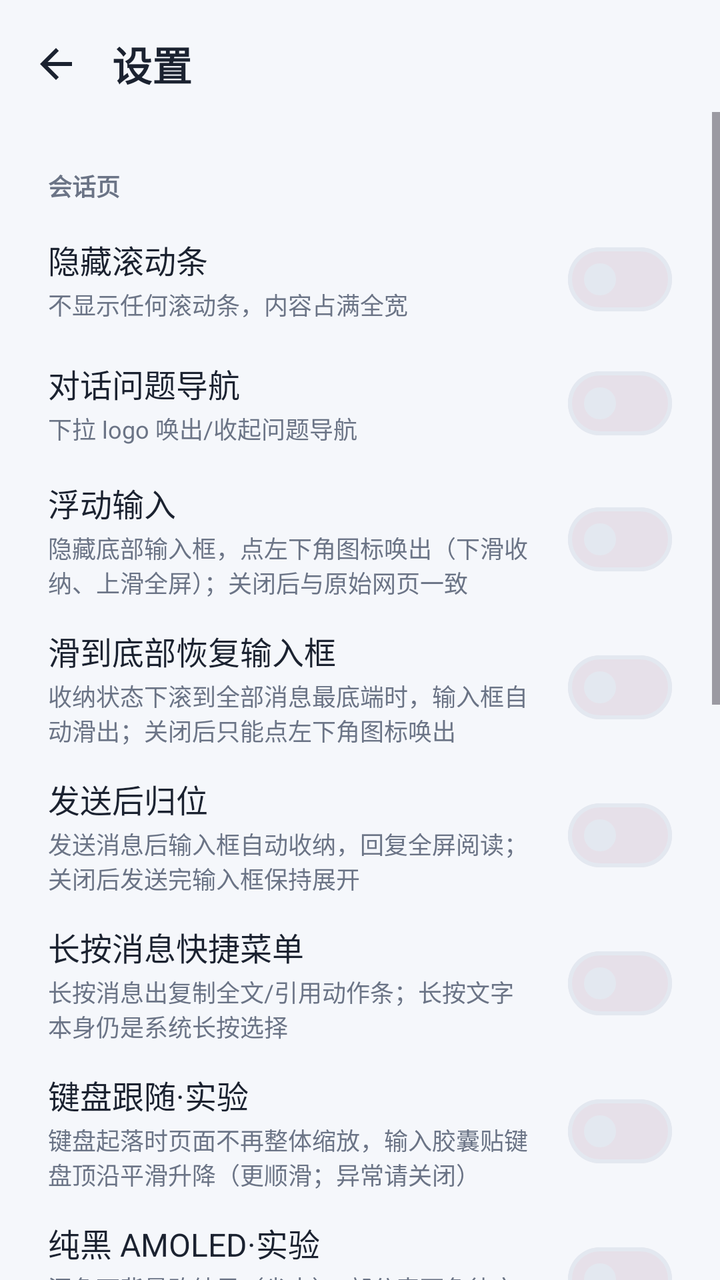
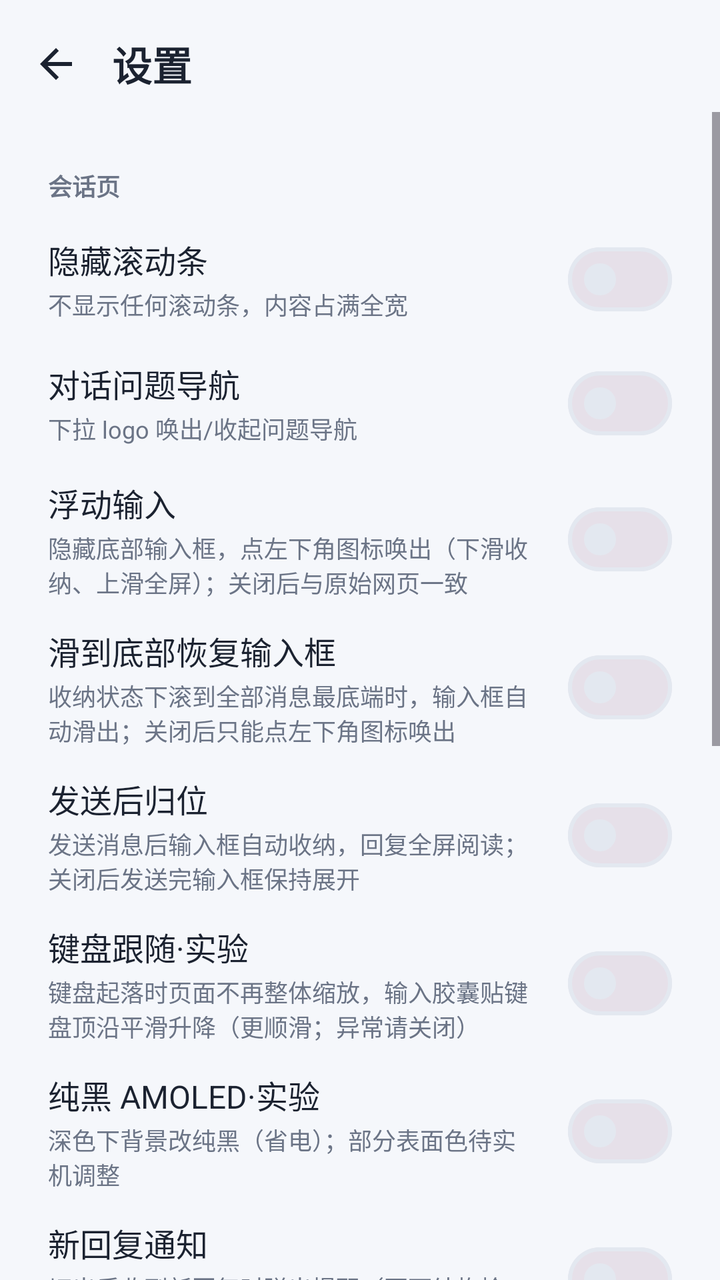

Screens rendered from an Android XML layout before and after an edit, with the pre-edit source and the edit as a unified diff.
<!-- AndroidManifest.xml: application theme Theme.ZCodeRemote -->
<!-- res/layout/activity_settings.xml -->
<?xml version="1.0" encoding="utf-8"?>
<LinearLayout xmlns:android="http://schemas.android.com/apk/res/android"
    xmlns:app="http://schemas.android.com/apk/res-auto"
    android:layout_width="match_parent"
    android:layout_height="match_parent"
    android:fitsSystemWindows="true"
    android:orientation="vertical">

    
    <LinearLayout
        android:layout_width="match_parent"
        android:layout_height="wrap_content"
        android:gravity="center_vertical"
        android:orientation="horizontal"
        android:paddingStart="8dp"
        android:paddingTop="12dp"
        android:paddingEnd="16dp"
        android:paddingBottom="4dp">

        <ImageButton
            android:id="@+id/btnBack"
            android:layout_width="40dp"
            android:layout_height="40dp"
            android:background="?attr/selectableItemBackgroundBorderless"
            android:contentDescription="@string/back_home"
            android:padding="10dp"
            android:src="@drawable/ic_arrow_back"
            app:tint="@color/text_primary" />

        <TextView
            android:layout_width="wrap_content"
            android:layout_height="wrap_content"
            android:layout_marginStart="8dp"
            android:text="@string/settings_title"
            android:textColor="@color/text_primary"
            android:textSize="20sp"
            android:textStyle="bold" />
    </LinearLayout>

    <ScrollView
        android:layout_width="match_parent"
        android:layout_height="0dp"
        android:layout_weight="1">

        <LinearLayout
            android:layout_width="match_parent"
            android:layout_height="wrap_content"
            android:orientation="vertical"
            android:padding="24dp">

            
            <TextView
                style="@style/SettingsGroupLabel"
                android:text="@string/settings_section_page" />

            <LinearLayout style="@style/SettingsRow">
                <LinearLayout style="@style/SettingsRowText">
                    <TextView
                        style="@style/SettingsRowTitle"
                        android:text="@string/settings_hide_scrollbar" />
                    <TextView
                        style="@style/SettingsRowSubtitle"
                        android:text="@string/settings_hide_scrollbar_sub" />
                </LinearLayout>
                <com.google.android.material.materialswitch.MaterialSwitch
                    android:id="@+id/switchScrollbar"
                    android:layout_width="wrap_content"
                    android:layout_height="wrap_content" />
            </LinearLayout>

            <LinearLayout style="@style/SettingsRow">
                <LinearLayout style="@style/SettingsRowText">
                    <TextView
                        style="@style/SettingsRowTitle"
                        android:text="@string/settings_turn_nav" />
                    <TextView
                        style="@style/SettingsRowSubtitle"
                        android:text="@string/settings_turn_nav_sub" />
                </LinearLayout>
                <com.google.android.material.materialswitch.MaterialSwitch
                    android:id="@+id/switchNavigator"
                    android:layout_width="wrap_content"
                    android:layout_height="wrap_content" />
            </LinearLayout>

            <LinearLayout style="@style/SettingsRow">
                <LinearLayout style="@style/SettingsRowText">
                    <TextView
                        style="@style/SettingsRowTitle"
                        android:text="@string/settings_floating_input" />
                    <TextView
                        style="@style/SettingsRowSubtitle"
                        android:text="@string/settings_floating_input_sub" />
                </LinearLayout>
                <com.google.android.material.materialswitch.MaterialSwitch
                    android:id="@+id/switchFloatingInput"
                    android:layout_width="wrap_content"
                    android:layout_height="wrap_content" />
            </LinearLayout>

            <LinearLayout style="@style/SettingsRow">
                <LinearLayout style="@style/SettingsRowText">
                    <TextView
                        style="@style/SettingsRowTitle"
                        android:text="@string/settings_restore_on_bottom" />
                    <TextView
                        style="@style/SettingsRowSubtitle"
                        android:text="@string/settings_restore_on_bottom_sub" />
                </LinearLayout>
                <com.google.android.material.materialswitch.MaterialSwitch
                    android:id="@+id/switchRestoreOnBottom"
                    android:layout_width="wrap_content"
                    android:layout_height="wrap_content" />
            </LinearLayout>

            <LinearLayout style="@style/SettingsRow">
                <LinearLayout style="@style/SettingsRowText">
                    <TextView
                        style="@style/SettingsRowTitle"
                        android:text="@string/settings_send_minimize" />
                    <TextView
                        style="@style/SettingsRowSubtitle"
                        android:text="@string/settings_send_minimize_sub" />
                </LinearLayout>
                <com.google.android.material.materialswitch.MaterialSwitch
                    android:id="@+id/switchSendMinimize"
                    android:layout_width="wrap_content"
                    android:layout_height="wrap_content" />
            </LinearLayout>

            <LinearLayout style="@style/SettingsRow">
                <LinearLayout style="@style/SettingsRowText">
                    <TextView
                        style="@style/SettingsRowTitle"
                        android:text="@string/settings_long_press_menu" />
                    <TextView
                        style="@style/SettingsRowSubtitle"
                        android:text="@string/settings_long_press_menu_sub" />
                </LinearLayout>
                <com.google.android.material.materialswitch.MaterialSwitch
                    android:id="@+id/switchLongPressMenu"
                    android:layout_width="wrap_content"
                    android:layout_height="wrap_content" />
            </LinearLayout>

            <LinearLayout style="@style/SettingsRow">
                <LinearLayout style="@style/SettingsRowText">
                    <TextView
                        style="@style/SettingsRowTitle"
                        android:text="@string/settings_kb_follow_exp" />
                    <TextView
                        style="@style/SettingsRowSubtitle"
                        android:text="@string/settings_kb_follow_exp_sub" />
                </LinearLayout>
                <com.google.android.material.materialswitch.MaterialSwitch
                    android:id="@+id/switchKbFollowExp"
                    android:layout_width="wrap_content"
                    android:layout_height="wrap_content" />
            </LinearLayout>

            <LinearLayout style="@style/SettingsRow">
                <LinearLayout style="@style/SettingsRowText">
                    <TextView
                        style="@style/SettingsRowTitle"
                        android:text="@string/settings_amoled_black" />
                    <TextView
                        style="@style/SettingsRowSubtitle"
                        android:text="@string/settings_amoled_black_sub" />
                </LinearLayout>
                <com.google.android.material.materialswitch.MaterialSwitch
                    android:id="@+id/switchAmoledBlack"
                    android:layout_width="wrap_content"
                    android:layout_height="wrap_content" />
            </LinearLayout>

            <LinearLayout style="@style/SettingsRow">
                <LinearLayout style="@style/SettingsRowText">
                    <TextView
                        style="@style/SettingsRowTitle"
                        android:text="@string/settings_notify_reply" />
                    <TextView
                        style="@style/SettingsRowSubtitle"
                        android:text="@string/settings_notify_reply_sub" />
                </LinearLayout>
                <com.google.android.material.materialswitch.MaterialSwitch
                    android:id="@+id/switchNotifyReply"
                    android:layout_width="wrap_content"
                    android:layout_height="wrap_content" />
            </LinearLayout>

            
            <LinearLayout
                android:id="@+id/notifyStatusRow"
                style="@style/SettingsRow">
                <LinearLayout style="@style/SettingsRowText">
                    <TextView
                        style="@style/SettingsRowTitle"
                        android:text="@string/settings_notify_status" />
                    <TextView
                        android:id="@+id/notifyStatusText"
                        style="@style/SettingsRowSubtitle" />
                </LinearLayout>
                <Button
                    android:id="@+id/btnNotifyStatus"
                    style="@style/Widget.Material3.Button.TextButton"
                    android:layout_width="wrap_content"
                    android:layout_height="wrap_content"
                    android:text="@string/notify_denied_action" />
            </LinearLayout>

            <View style="@style/SettingsDivider" />

            
            <TextView
                style="@style/SettingsGroupLabel"
                android:text="@string/settings_section_alive" />

            <LinearLayout style="@style/SettingsRow">
                <LinearLayout style="@style/SettingsRowText">
                    <TextView
                        style="@style/SettingsRowTitle"
                        android:text="@string/settings_keep_alive" />
                    <TextView
                        style="@style/SettingsRowSubtitle"
                        android:text="@string/settings_keep_alive_sub" />
                </LinearLayout>
                <com.google.android.material.materialswitch.MaterialSwitch
                    android:id="@+id/switchKeepAlive"
                    android:layout_width="wrap_content"
                    android:layout_height="wrap_content" />
            </LinearLayout>

            <RadioGroup
                android:id="@+id/radioDuration"
                android:layout_width="match_parent"
                android:layout_height="wrap_content"
                android:layout_marginStart="8dp"
                android:orientation="horizontal">

                <com.google.android.material.radiobutton.MaterialRadioButton
                    android:id="@+id/radio5"
                    android:layout_width="wrap_content"
                    android:layout_height="wrap_content"
                    android:text="@string/duration_5"
                    android:textColor="@color/text_primary" />

                <com.google.android.material.radiobutton.MaterialRadioButton
                    android:id="@+id/radio10"
                    android:layout_width="wrap_content"
                    android:layout_height="wrap_content"
                    android:layout_marginStart="16dp"
                    android:text="@string/duration_10"
                    android:textColor="@color/text_primary" />

                <com.google.android.material.radiobutton.MaterialRadioButton
                    android:id="@+id/radio30"
                    android:layout_width="wrap_content"
                    android:layout_height="wrap_content"
                    android:layout_marginStart="16dp"
                    android:text="@string/duration_30"
                    android:textColor="@color/text_primary" />
            </RadioGroup>

            <View style="@style/SettingsDivider" />

            
            <TextView
                style="@style/SettingsGroupLabel"
                android:text="@string/settings_section_display" />

            <LinearLayout style="@style/SettingsRow">
                <LinearLayout style="@style/SettingsRowText">
                    <TextView
                        style="@style/SettingsRowTitle"
                        android:text="@string/settings_zoom" />
                    <TextView
                        style="@style/SettingsRowSubtitle"
                        android:text="@string/settings_zoom_sub" />
                </LinearLayout>
            </LinearLayout>

            <LinearLayout
                android:layout_width="match_parent"
                android:layout_height="wrap_content"
                android:gravity="center_vertical"
                android:orientation="horizontal">

                <com.google.android.material.slider.Slider
                    android:id="@+id/sliderZoom"
                    android:layout_width="0dp"
                    android:layout_height="wrap_content"
                    android:layout_weight="1"
                    android:stepSize="5"
                    android:valueFrom="80"
                    android:valueTo="150" />

                <TextView
                    android:id="@+id/zoomValue"
                    android:layout_width="52dp"
                    android:layout_height="wrap_content"
                    android:gravity="end"
                    android:textColor="@color/text_primary"
                    android:textSize="14sp"
                    android:textStyle="bold" />
            </LinearLayout>

            <TextView
                android:layout_width="match_parent"
                android:layout_height="wrap_content"
                android:layout_marginTop="28dp"
                android:gravity="center"
                android:text="@string/settings_note"
                android:textColor="@color/text_secondary"
                android:textSize="11sp" />
        </LinearLayout>
    </ScrollView>
</LinearLayout>
<!-- resources referenced by this layout -->
<resources>
  <color name="text_primary">#1B2230</color>
  <color name="text_secondary">#6B7486</color>
  <string name="back_home">返回入口页</string>
  <string name="duration_10">10 分钟</string>
  <string name="duration_30">30 分钟</string>
  <string name="duration_5">5 分钟</string>
  <string name="notify_denied_action">去开启</string>
  <string name="settings_amoled_black">纯黑 AMOLED·实验</string>
  <string name="settings_amoled_black_sub">深色下背景改纯黑（省电）；部分表面色待实机调整</string>
  <string name="settings_floating_input">浮动输入</string>
  <string name="settings_floating_input_sub">隐藏底部输入框，点左下角图标唤出（下滑收纳、上滑全屏）；关闭后与原始网页一致</string>
  <string name="settings_hide_scrollbar">隐藏滚动条</string>
  <string name="settings_hide_scrollbar_sub">不显示任何滚动条，内容占满全宽</string>
  <string name="settings_kb_follow_exp">键盘跟随·实验</string>
  <string name="settings_kb_follow_exp_sub">键盘起落时页面不再整体缩放，输入胶囊贴键盘顶沿平滑升降（更顺滑；异常请关闭）</string>
  <string name="settings_keep_alive">切出后保持连接</string>
  <string name="settings_keep_alive_sub">保活期间进程不被回收，回来不用重连</string>
  <string name="settings_long_press_menu">长按消息快捷菜单</string>
  <string name="settings_long_press_menu_sub">长按消息出"复制全文/引用"动作条；长按文字本身仍是系统长按选择</string>
  <string name="settings_note">除"界面缩放"外，其余开关在返回会话时即时生效</string>
  <string name="settings_notify_reply">新回复通知</string>
  <string name="settings_notify_reply_sub">切出后收到新回复时弹出提醒（页面结构检测，可能误报）</string>
  <string name="settings_notify_status">通知权限</string>
  <string name="settings_restore_on_bottom">滑到底部恢复输入框</string>
  <string name="settings_restore_on_bottom_sub">收纳状态下滚到全部消息最底端时，输入框自动滑出；关闭后只能点左下角图标唤出</string>
  <string name="settings_section_alive">后台保活</string>
  <string name="settings_section_display">显示</string>
  <string name="settings_section_page">会话页</string>
  <string name="settings_send_minimize">发送后归位</string>
  <string name="settings_send_minimize_sub">发送消息后输入框自动收纳，回复全屏阅读；关闭后发送完输入框保持展开</string>
  <string name="settings_title">设置</string>
  <string name="settings_turn_nav">对话问题导航</string>
  <string name="settings_turn_nav_sub">下拉 logo 唤出/收起问题导航</string>
  <string name="settings_zoom">界面缩放</string>
  <string name="settings_zoom_sub">会话页整体放大缩小（重新进入会话生效）</string>
  <style name="SettingsDivider">
          <item name="android:layout_width">match_parent</item>
          <item name="android:layout_height">1dp</item>
          <item name="android:layout_marginTop">20dp</item>
          <item name="android:layout_marginBottom">16dp</item>
          <item name="android:background">@color/stroke</item>
      </style>
  <style name="SettingsRow">
          <item name="android:layout_width">match_parent</item>
          <item name="android:layout_height">wrap_content</item>
          <item name="android:layout_marginTop">14dp</item>
          <item name="android:gravity">center_vertical</item>
          <item name="android:orientation">horizontal</item>
      </style>
  <style name="SettingsRowSubtitle">
          <item name="android:layout_width">match_parent</item>
          <item name="android:layout_height">wrap_content</item>
          <item name="android:layout_marginTop">2dp</item>
          <item name="android:textColor">@color/text_secondary</item>
          <item name="android:textSize">12sp</item>
      </style>
  <style name="SettingsRowText">
          <item name="android:layout_width">0dp</item>
          <item name="android:layout_height">wrap_content</item>
          <item name="android:layout_weight">1</item>
          <item name="android:layout_marginEnd">16dp</item>
          <item name="android:orientation">vertical</item>
      </style>
  <style name="SettingsRowTitle">
          <item name="android:layout_width">match_parent</item>
          <item name="android:layout_height">wrap_content</item>
          <item name="android:textColor">@color/text_primary</item>
          <item name="android:textSize">16sp</item>
      </style>
  <color name="stroke">#E3E8F0</color>
  <color name="accent">#2E6BE6</color>
  <color name="on_accent">#FFFFFF</color>
  <color name="surface">#FFFFFF</color>
  <color name="background">#F5F7FB</color>
</resources>

<!-- the commit's change to res/layout/activity_settings.xml (unified diff, before → after) -->
@@ -124,21 +124,6 @@
                 </LinearLayout>
                 <com.google.android.material.materialswitch.MaterialSwitch
                     android:id="@+id/switchSendMinimize"
-                    android:layout_width="wrap_content"
-                    android:layout_height="wrap_content" />
-            </LinearLayout>
-
-            <LinearLayout style="@style/SettingsRow">
-                <LinearLayout style="@style/SettingsRowText">
-                    <TextView
-                        style="@style/SettingsRowTitle"
-                        android:text="@string/settings_long_press_menu" />
-                    <TextView
-                        style="@style/SettingsRowSubtitle"
-                        android:text="@string/settings_long_press_menu_sub" />
-                </LinearLayout>
-                <com.google.android.material.materialswitch.MaterialSwitch
-                    android:id="@+id/switchLongPressMenu"
                     android:layout_width="wrap_content"
                     android:layout_height="wrap_content" />
             </LinearLayout>
<!-- resource entries referenced after the edit -->
@@ -17,8 +17,6 @@
   <string name="settings_kb_follow_exp_sub">键盘起落时页面不再整体缩放，输入胶囊贴键盘顶沿平滑升降（更顺滑；异常请关闭）</string>
   <string name="settings_keep_alive">切出后保持连接</string>
   <string name="settings_keep_alive_sub">保活期间进程不被回收，回来不用重连</string>
-  <string name="settings_long_press_menu">长按消息快捷菜单</string>
-  <string name="settings_long_press_menu_sub">长按消息出"复制全文/引用"动作条；长按文字本身仍是系统长按选择</string>
   <string name="settings_note">除"界面缩放"外，其余开关在返回会话时即时生效</string>
   <string name="settings_notify_reply">新回复通知</string>
   <string name="settings_notify_reply_sub">切出后收到新回复时弹出提醒（页面结构检测，可能误报）</string>
